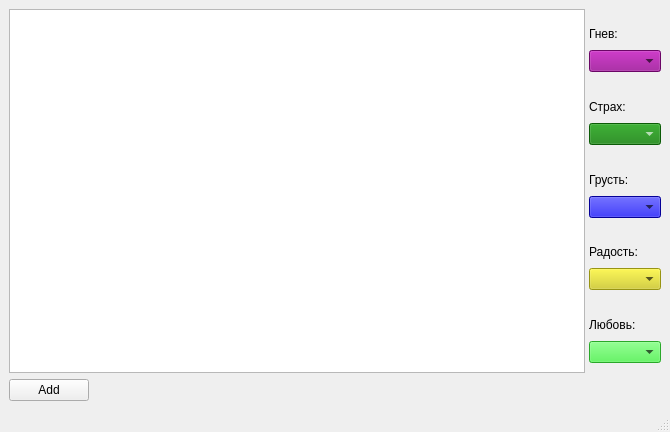
Before: the Qt Designer form mainwindow.ui in mikewii/PSY, drawn with Qt 5.
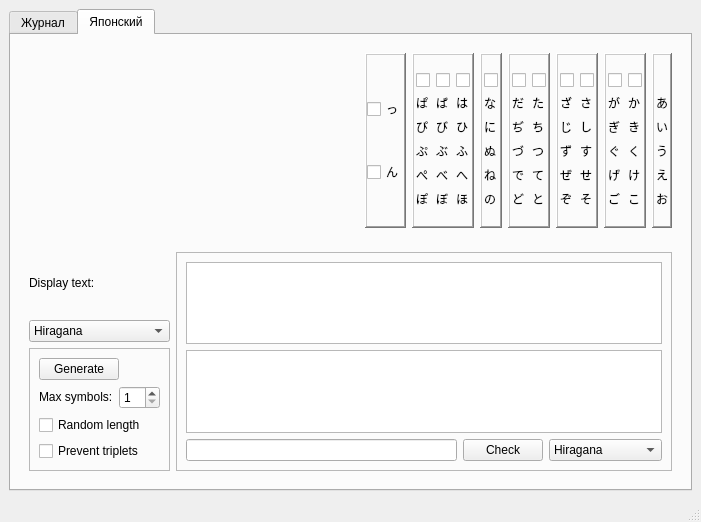
After: the same form once the commit is applied.

Commit message: japanese desu

The edit to the form file:
```diff
--- a/mainwindow.ui
+++ b/mainwindow.ui
@@ -6,33 +6,28 @@
    <rect>
     <x>0</x>
     <y>0</y>
-    <width>670</width>
-    <height>432</height>
+    <width>701</width>
+    <height>522</height>
    </rect>
   </property>
   <property name="windowTitle">
    <string>MainWindow</string>
   </property>
   <widget class="QWidget" name="centralwidget">
+   <layout class="QVBoxLayout" name="verticalLayout_24">
+    <item>
+     <widget class="QTabWidget" name="tabWidget">
+      <property name="currentIndex">
+       <number>1</number>
+      </property>
+      <widget class="QWidget" name="Journal">
+       <attribute name="title">
+        <string>Журнал</string>
+       </attribute>
    <layout class="QVBoxLayout" name="verticalLayout_7">
     <item>
      <widget class="QWidget" name="widget_7" native="true">
       <layout class="QHBoxLayout" name="horizontalLayout_2">
-       <property name="spacing">
-        <number>0</number>
-       </property>
-       <property name="leftMargin">
-        <number>0</number>
-       </property>
-       <property name="topMargin">
-        <number>0</number>
-       </property>
-       <property name="rightMargin">
-        <number>0</number>
-       </property>
-       <property name="bottomMargin">
-        <number>0</number>
-       </property>
        <item>
         <widget class="QTextEdit" name="textEditor"/>
        </item>
@@ -2462,10 +2457,13 @@
     </item>
     <item>
      <layout class="QHBoxLayout" name="horizontalLayout">
+          <property name="spacing">
+           <number>6</number>
+          </property>
       <item>
        <widget class="QPushButton" name="addButton">
         <property name="text">
-         <string>Add</string>
+             <string>Добавить запись</string>
         </property>
        </widget>
       </item>
@@ -2474,6 +2472,9 @@
         <property name="orientation">
          <enum>Qt::Horizontal</enum>
         </property>
+            <property name="sizeType">
+             <enum>QSizePolicy::Expanding</enum>
+            </property>
         <property name="sizeHint" stdset="0">
          <size>
           <width>40</width>
@@ -2486,6 +2487,1071 @@
     </item>
    </layout>
   </widget>
+      <widget class="QWidget" name="Japanese">
+       <attribute name="title">
+        <string>Японский</string>
+       </attribute>
+       <layout class="QVBoxLayout" name="verticalLayout_25">
+        <item>
+         <widget class="QWidget" name="JPNGenerator" native="true">
+          <property name="sizePolicy">
+           <sizepolicy hsizetype="Preferred" vsizetype="Preferred">
+            <horstretch>0</horstretch>
+            <verstretch>0</verstretch>
+           </sizepolicy>
+          </property>
+          <layout class="QHBoxLayout" name="horizontalLayout_12">
+           <item>
+            <spacer name="horizontalSpacer_2">
+             <property name="orientation">
+              <enum>Qt::Horizontal</enum>
+             </property>
+             <property name="sizeHint" stdset="0">
+              <size>
+               <width>325</width>
+               <height>20</height>
+              </size>
+             </property>
+            </spacer>
+           </item>
+           <item>
+            <widget class="QFrame" name="frame_4">
+             <property name="layoutDirection">
+              <enum>Qt::LeftToRight</enum>
+             </property>
+             <property name="frameShape">
+              <enum>QFrame::WinPanel</enum>
+             </property>
+             <property name="frameShadow">
+              <enum>QFrame::Raised</enum>
+             </property>
+             <layout class="QVBoxLayout" name="verticalLayout_8">
+              <property name="sizeConstraint">
+               <enum>QLayout::SetDefaultConstraint</enum>
+              </property>
+              <property name="leftMargin">
+               <number>0</number>
+              </property>
+              <property name="rightMargin">
+               <number>0</number>
+              </property>
+              <item>
+               <widget class="QCheckBox" name="check_longConsonants">
+                <property name="text">
+                 <string>っ</string>
+                </property>
+               </widget>
+              </item>
+              <item>
+               <widget class="QCheckBox" name="check_nn">
+                <property name="text">
+                 <string>ん</string>
+                </property>
+               </widget>
+              </item>
+             </layout>
+            </widget>
+           </item>
+           <item>
+            <widget class="QFrame" name="Column6">
+             <property name="frameShape">
+              <enum>QFrame::WinPanel</enum>
+             </property>
+             <property name="frameShadow">
+              <enum>QFrame::Raised</enum>
+             </property>
+             <layout class="QHBoxLayout" name="horizontalLayout_7">
+              <property name="leftMargin">
+               <number>2</number>
+              </property>
+              <property name="rightMargin">
+               <number>2</number>
+              </property>
+              <item>
+               <widget class="QWidget" name="Column6_P" native="true">
+                <layout class="QVBoxLayout" name="verticalLayout_19">
+                 <property name="leftMargin">
+                  <number>0</number>
+                 </property>
+                 <property name="rightMargin">
+                  <number>0</number>
+                 </property>
+                 <item>
+                  <widget class="QCheckBox" name="check_col6_p">
+                   <property name="text">
+                    <string/>
+                   </property>
+                  </widget>
+                 </item>
+                 <item>
+                  <widget class="QLabel" name="col6_pa">
+                   <property name="text">
+                    <string>ぱ</string>
+                   </property>
+                  </widget>
+                 </item>
+                 <item>
+                  <widget class="QLabel" name="col6_pi">
+                   <property name="text">
+                    <string>ぴ</string>
+                   </property>
+                  </widget>
+                 </item>
+                 <item>
+                  <widget class="QLabel" name="col6_pu">
+                   <property name="text">
+                    <string>ぷ</string>
+                   </property>
+                  </widget>
+                 </item>
+                 <item>
+                  <widget class="QLabel" name="col6_pe">
+                   <property name="text">
+                    <string>ぺ</string>
+                   </property>
+                  </widget>
+                 </item>
+                 <item>
+                  <widget class="QLabel" name="col6_po">
+                   <property name="text">
+                    <string>ぽ</string>
+                   </property>
+                  </widget>
+                 </item>
+                </layout>
+               </widget>
+              </item>
+              <item>
+               <widget class="QWidget" name="Column6_B" native="true">
+                <layout class="QVBoxLayout" name="verticalLayout_18">
+                 <property name="leftMargin">
+                  <number>0</number>
+                 </property>
+                 <property name="rightMargin">
+                  <number>0</number>
+                 </property>
+                 <item>
+                  <widget class="QCheckBox" name="check_col6_b">
+                   <property name="text">
+                    <string/>
+                   </property>
+                  </widget>
+                 </item>
+                 <item>
+                  <widget class="QLabel" name="col6_ba">
+                   <property name="text">
+                    <string>ば</string>
+                   </property>
+                  </widget>
+                 </item>
+                 <item>
+                  <widget class="QLabel" name="col6_bi">
+                   <property name="text">
+                    <string>び</string>
+                   </property>
+                  </widget>
+                 </item>
+                 <item>
+                  <widget class="QLabel" name="col6_bu">
+                   <property name="text">
+                    <string>ぶ</string>
+                   </property>
+                  </widget>
+                 </item>
+                 <item>
+                  <widget class="QLabel" name="col6_be">
+                   <property name="text">
+                    <string>べ</string>
+                   </property>
+                  </widget>
+                 </item>
+                 <item>
+                  <widget class="QLabel" name="col6_bo">
+                   <property name="text">
+                    <string>ぼ</string>
+                   </property>
+                  </widget>
+                 </item>
+                </layout>
+               </widget>
+              </item>
+              <item>
+               <widget class="QWidget" name="Column6_H" native="true">
+                <layout class="QVBoxLayout" name="verticalLayout_17">
+                 <property name="leftMargin">
+                  <number>0</number>
+                 </property>
+                 <property name="rightMargin">
+                  <number>0</number>
+                 </property>
+                 <item>
+                  <widget class="QCheckBox" name="check_col6_h">
+                   <property name="text">
+                    <string/>
+                   </property>
+                  </widget>
+                 </item>
+                 <item>
+                  <widget class="QLabel" name="col6_ha">
+                   <property name="text">
+                    <string>は</string>
+                   </property>
+                  </widget>
+                 </item>
+                 <item>
+                  <widget class="QLabel" name="col6_hi">
+                   <property name="text">
+                    <string>ひ</string>
+                   </property>
+                  </widget>
+                 </item>
+                 <item>
+                  <widget class="QLabel" name="col6_hu">
+                   <property name="text">
+                    <string>ふ</string>
+                   </property>
+                  </widget>
+                 </item>
+                 <item>
+                  <widget class="QLabel" name="col6_he">
+                   <property name="text">
+                    <string>へ</string>
+                   </property>
+                  </widget>
+                 </item>
+                 <item>
+                  <widget class="QLabel" name="col6_ho">
+                   <property name="text">
+                    <string>ほ</string>
+                   </property>
+                  </widget>
+                 </item>
+                </layout>
+               </widget>
+              </item>
+             </layout>
+            </widget>
+           </item>
+           <item>
+            <widget class="QFrame" name="Column5">
+             <property name="frameShape">
+              <enum>QFrame::WinPanel</enum>
+             </property>
+             <property name="frameShadow">
+              <enum>QFrame::Raised</enum>
+             </property>
+             <layout class="QHBoxLayout" name="horizontalLayout_6">
+              <property name="leftMargin">
+               <number>2</number>
+              </property>
+              <property name="rightMargin">
+               <number>2</number>
+              </property>
+              <item>
+               <widget class="QWidget" name="Column5_N" native="true">
+                <layout class="QVBoxLayout" name="verticalLayout_16">
+                 <property name="leftMargin">
+                  <number>0</number>
+                 </property>
+                 <property name="rightMargin">
+                  <number>0</number>
+                 </property>
+                 <item>
+                  <widget class="QCheckBox" name="check_col5_n">
+                   <property name="text">
+                    <string/>
+                   </property>
+                  </widget>
+                 </item>
+                 <item>
+                  <widget class="QLabel" name="label_7">
+                   <property name="text">
+                    <string>な</string>
+                   </property>
+                  </widget>
+                 </item>
+                 <item>
+                  <widget class="QLabel" name="label_8">
+                   <property name="text">
+                    <string>に</string>
+                   </property>
+                  </widget>
+                 </item>
+                 <item>
+                  <widget class="QLabel" name="label_9">
+                   <property name="text">
+                    <string>ぬ</string>
+                   </property>
+                  </widget>
+                 </item>
+                 <item>
+                  <widget class="QLabel" name="label_10">
+                   <property name="text">
+                    <string>ね</string>
+                   </property>
+                  </widget>
+                 </item>
+                 <item>
+                  <widget class="QLabel" name="label_11">
+                   <property name="text">
+                    <string>の</string>
+                   </property>
+                  </widget>
+                 </item>
+                </layout>
+               </widget>
+              </item>
+             </layout>
+            </widget>
+           </item>
+           <item>
+            <widget class="QFrame" name="Column4">
+             <property name="frameShape">
+              <enum>QFrame::WinPanel</enum>
+             </property>
+             <property name="frameShadow">
+              <enum>QFrame::Raised</enum>
+             </property>
+             <layout class="QHBoxLayout" name="horizontalLayout_5">
+              <property name="leftMargin">
+               <number>2</number>
+              </property>
+              <property name="rightMargin">
+               <number>2</number>
+              </property>
+              <item>
+               <widget class="QWidget" name="Column4_D" native="true">
+                <layout class="QVBoxLayout" name="verticalLayout_15">
+                 <property name="leftMargin">
+                  <number>0</number>
+                 </property>
+                 <property name="rightMargin">
+                  <number>0</number>
+                 </property>
+                 <item>
+                  <widget class="QCheckBox" name="check_col4_d">
+                   <property name="text">
+                    <string/>
+                   </property>
+                  </widget>
+                 </item>
+                 <item>
+                  <widget class="QLabel" name="col4_da">
+                   <property name="text">
+                    <string>だ</string>
+                   </property>
+                  </widget>
+                 </item>
+                 <item>
+                  <widget class="QLabel" name="col4_di_dji">
+                   <property name="text">
+                    <string>ぢ</string>
+                   </property>
+                  </widget>
+                 </item>
+                 <item>
+                  <widget class="QLabel" name="col4_du_dzu">
+                   <property name="text">
+                    <string>づ</string>
+                   </property>
+                  </widget>
+                 </item>
+                 <item>
+                  <widget class="QLabel" name="col4_de">
+                   <property name="text">
+                    <string>で</string>
+                   </property>
+                  </widget>
+                 </item>
+                 <item>
+                  <widget class="QLabel" name="col4_do">
+                   <property name="text">
+                    <string>ど</string>
+                   </property>
+                  </widget>
+                 </item>
+                </layout>
+               </widget>
+              </item>
+              <item>
+               <widget class="QWidget" name="Column4_T" native="true">
+                <layout class="QVBoxLayout" name="verticalLayout_14">
+                 <property name="leftMargin">
+                  <number>0</number>
+                 </property>
+                 <property name="rightMargin">
+                  <number>0</number>
+                 </property>
+                 <item>
+                  <widget class="QCheckBox" name="check_col4_t">
+                   <property name="text">
+                    <string/>
+                   </property>
+                  </widget>
+                 </item>
+                 <item>
+                  <widget class="QLabel" name="col4_ta">
+                   <property name="text">
+                    <string>た</string>
+                   </property>
+                  </widget>
+                 </item>
+                 <item>
+                  <widget class="QLabel" name="col4_ti_chi">
+                   <property name="text">
+                    <string>ち</string>
+                   </property>
+                  </widget>
+                 </item>
+                 <item>
+                  <widget class="QLabel" name="col3_tu_tsu">
+                   <property name="text">
+                    <string>つ</string>
+                   </property>
+                  </widget>
+                 </item>
+                 <item>
+                  <widget class="QLabel" name="col4_te">
+                   <property name="text">
+                    <string>て</string>
+                   </property>
+                  </widget>
+                 </item>
+                 <item>
+                  <widget class="QLabel" name="col4_to">
+                   <property name="text">
+                    <string>と</string>
+                   </property>
+                  </widget>
+                 </item>
+                </layout>
+               </widget>
+              </item>
+             </layout>
+            </widget>
+           </item>
+           <item>
+            <widget class="QFrame" name="Column3">
+             <property name="frameShape">
+              <enum>QFrame::WinPanel</enum>
+             </property>
+             <property name="frameShadow">
+              <enum>QFrame::Raised</enum>
+             </property>
+             <layout class="QHBoxLayout" name="horizontalLayout_4">
+              <property name="leftMargin">
+               <number>2</number>
+              </property>
+              <property name="rightMargin">
+               <number>2</number>
+              </property>
+              <item>
+               <widget class="QWidget" name="Column3_Z" native="true">
+                <layout class="QVBoxLayout" name="verticalLayout_13">
+                 <property name="leftMargin">
+                  <number>0</number>
+                 </property>
+                 <property name="rightMargin">
+                  <number>0</number>
+                 </property>
+                 <item>
+                  <widget class="QCheckBox" name="check_col3_z">
+                   <property name="text">
+                    <string/>
+                   </property>
+                  </widget>
+                 </item>
+                 <item>
+                  <widget class="QLabel" name="col3_za">
+                   <property name="text">
+                    <string>ざ</string>
+                   </property>
+                  </widget>
+                 </item>
+                 <item>
+                  <widget class="QLabel" name="col3_ji">
+                   <property name="text">
+                    <string>じ</string>
+                   </property>
+                  </widget>
+                 </item>
+                 <item>
+                  <widget class="QLabel" name="col3_zu">
+                   <property name="text">
+                    <string>ず</string>
+                   </property>
+                  </widget>
+                 </item>
+                 <item>
+                  <widget class="QLabel" name="col3_ze">
+                   <property name="text">
+                    <string>ぜ</string>
+                   </property>
+                  </widget>
+                 </item>
+                 <item>
+                  <widget class="QLabel" name="col3_zo">
+                   <property name="text">
+                    <string>ぞ</string>
+                   </property>
+                  </widget>
+                 </item>
+                </layout>
+               </widget>
+              </item>
+              <item>
+               <widget class="QWidget" name="Column3_S" native="true">
+                <layout class="QVBoxLayout" name="verticalLayout_12">
+                 <property name="leftMargin">
+                  <number>0</number>
+                 </property>
+                 <property name="rightMargin">
+                  <number>0</number>
+                 </property>
+                 <item>
+                  <widget class="QCheckBox" name="check_col3_s">
+                   <property name="text">
+                    <string/>
+                   </property>
+                  </widget>
+                 </item>
+                 <item>
+                  <widget class="QLabel" name="col3_sa">
+                   <property name="text">
+                    <string>さ</string>
+                   </property>
+                  </widget>
+                 </item>
+                 <item>
+                  <widget class="QLabel" name="col3_shi">
+                   <property name="text">
+                    <string>し</string>
+                   </property>
+                  </widget>
+                 </item>
+                 <item>
+                  <widget class="QLabel" name="col3_su">
+                   <property name="text">
+                    <string>す</string>
+                   </property>
+                  </widget>
+                 </item>
+                 <item>
+                  <widget class="QLabel" name="col3_se">
+                   <property name="text">
+                    <string>せ</string>
+                   </property>
+                  </widget>
+                 </item>
+                 <item>
+                  <widget class="QLabel" name="col3_so">
+                   <property name="text">
+                    <string>そ</string>
+                   </property>
+                  </widget>
+                 </item>
+                </layout>
+               </widget>
+              </item>
+             </layout>
+            </widget>
+           </item>
+           <item>
+            <widget class="QFrame" name="Column2">
+             <property name="frameShape">
+              <enum>QFrame::WinPanel</enum>
+             </property>
+             <property name="frameShadow">
+              <enum>QFrame::Raised</enum>
+             </property>
+             <layout class="QHBoxLayout" name="horizontalLayout_3">
+              <property name="leftMargin">
+               <number>2</number>
+              </property>
+              <property name="rightMargin">
+               <number>2</number>
+              </property>
+              <item>
+               <widget class="QWidget" name="Column2_G" native="true">
+                <layout class="QVBoxLayout" name="verticalLayout_11">
+                 <property name="spacing">
+                  <number>6</number>
+                 </property>
+                 <property name="leftMargin">
+                  <number>0</number>
+                 </property>
+                 <property name="topMargin">
+                  <number>9</number>
+                 </property>
+                 <property name="rightMargin">
+                  <number>0</number>
+                 </property>
+                 <item>
+                  <widget class="QCheckBox" name="check_col2_g">
+                   <property name="sizePolicy">
+                    <sizepolicy hsizetype="Minimum" vsizetype="Minimum">
+                     <horstretch>0</horstretch>
+                     <verstretch>0</verstretch>
+                    </sizepolicy>
+                   </property>
+                   <property name="text">
+                    <string/>
+                   </property>
+                  </widget>
+                 </item>
+                 <item>
+                  <widget class="QLabel" name="col2_ga">
+                   <property name="text">
+                    <string>が</string>
+                   </property>
+                  </widget>
+                 </item>
+                 <item>
+                  <widget class="QLabel" name="col2_gi">
+                   <property name="text">
+                    <string>ぎ</string>
+                   </property>
+                  </widget>
+                 </item>
+                 <item>
+                  <widget class="QLabel" name="col2_gu">
+                   <property name="text">
+                    <string>ぐ</string>
+                   </property>
+                  </widget>
+                 </item>
+                 <item>
+                  <widget class="QLabel" name="col2_ge">
+                   <property name="text">
+                    <string>げ</string>
+                   </property>
+                  </widget>
+                 </item>
+                 <item>
+                  <widget class="QLabel" name="col2_go">
+                   <property name="text">
+                    <string>ご</string>
+                   </property>
+                  </widget>
+                 </item>
+                </layout>
+               </widget>
+              </item>
+              <item>
+               <widget class="QWidget" name="Column2_K" native="true">
+                <layout class="QVBoxLayout" name="verticalLayout_10">
+                 <property name="leftMargin">
+                  <number>0</number>
+                 </property>
+                 <property name="rightMargin">
+                  <number>0</number>
+                 </property>
+                 <item>
+                  <widget class="QCheckBox" name="check_col2_k">
+                   <property name="sizePolicy">
+                    <sizepolicy hsizetype="Maximum" vsizetype="Minimum">
+                     <horstretch>0</horstretch>
+                     <verstretch>0</verstretch>
+                    </sizepolicy>
+                   </property>
+                   <property name="text">
+                    <string/>
+                   </property>
+                  </widget>
+                 </item>
+                 <item>
+                  <widget class="QLabel" name="col2_ka">
+                   <property name="text">
+                    <string>か</string>
+                   </property>
+                  </widget>
+                 </item>
+                 <item>
+                  <widget class="QLabel" name="col2_ki">
+                   <property name="text">
+                    <string>き</string>
+                   </property>
+                  </widget>
+                 </item>
+                 <item>
+                  <widget class="QLabel" name="col2_ku">
+                   <property name="text">
+                    <string>く</string>
+                   </property>
+                  </widget>
+                 </item>
+                 <item>
+                  <widget class="QLabel" name="col2_ke">
+                   <property name="text">
+                    <string>け</string>
+                   </property>
+                  </widget>
+                 </item>
+                 <item>
+                  <widget class="QLabel" name="col2_ko">
+                   <property name="text">
+                    <string>こ</string>
+                   </property>
+                  </widget>
+                 </item>
+                </layout>
+               </widget>
+              </item>
+             </layout>
+            </widget>
+           </item>
+           <item>
+            <widget class="QFrame" name="frame">
+             <property name="frameShape">
+              <enum>QFrame::WinPanel</enum>
+             </property>
+             <property name="frameShadow">
+              <enum>QFrame::Raised</enum>
+             </property>
+             <layout class="QHBoxLayout" name="horizontalLayout_8">
+              <property name="leftMargin">
+               <number>2</number>
+              </property>
+              <property name="rightMargin">
+               <number>2</number>
+              </property>
+              <item>
+               <widget class="QWidget" name="Column1" native="true">
+                <layout class="QVBoxLayout" name="verticalLayout_9">
+                 <property name="leftMargin">
+                  <number>0</number>
+                 </property>
+                 <property name="rightMargin">
+                  <number>0</number>
+                 </property>
+                 <item>
+                  <widget class="QLabel" name="label_6">
+                   <property name="text">
+                    <string/>
+                   </property>
+                  </widget>
+                 </item>
+                 <item>
+                  <widget class="QLabel" name="col1_a">
+                   <property name="text">
+                    <string>あ</string>
+                   </property>
+                  </widget>
+                 </item>
+                 <item>
+                  <widget class="QLabel" name="col1_i">
+                   <property name="text">
+                    <string>い</string>
+                   </property>
+                  </widget>
+                 </item>
+                 <item>
+                  <widget class="QLabel" name="col1_u">
+                   <property name="text">
+                    <string>う</string>
+                   </property>
+                  </widget>
+                 </item>
+                 <item>
+                  <widget class="QLabel" name="col1_e">
+                   <property name="text">
+                    <string>え</string>
+                   </property>
+                  </widget>
+                 </item>
+                 <item>
+                  <widget class="QLabel" name="col1_o">
+                   <property name="text">
+                    <string>お</string>
+                   </property>
+                  </widget>
+                 </item>
+                </layout>
+               </widget>
+              </item>
+             </layout>
+            </widget>
+           </item>
+          </layout>
+         </widget>
+        </item>
+        <item>
+         <widget class="QWidget" name="widget_8" native="true">
+          <property name="sizePolicy">
+           <sizepolicy hsizetype="Preferred" vsizetype="Expanding">
+            <horstretch>0</horstretch>
+            <verstretch>0</verstretch>
+           </sizepolicy>
+          </property>
+          <layout class="QHBoxLayout" name="horizontalLayout_9">
+           <item>
+            <layout class="QVBoxLayout" name="verticalLayout_23">
+             <item>
+              <layout class="QVBoxLayout" name="verticalLayout_22">
+               <item>
+                <widget class="QLabel" name="label_13">
+                 <property name="text">
+                  <string>Display text:</string>
+                 </property>
+                </widget>
+               </item>
+               <item>
+                <widget class="QComboBox" name="cbox_displayTextJPN">
+                 <item>
+                  <property name="text">
+                   <string>Hiragana</string>
+                  </property>
+                 </item>
+                 <item>
+                  <property name="text">
+                   <string>Katakana</string>
+                  </property>
+                 </item>
+                 <item>
+                  <property name="text">
+                   <string>Phonetics ENG</string>
+                  </property>
+                 </item>
+                 <item>
+                  <property name="text">
+                   <string>Phonetics РУС</string>
+                  </property>
+                 </item>
+                </widget>
+               </item>
+              </layout>
+             </item>
+             <item>
+              <widget class="QFrame" name="frame_3">
+               <property name="sizePolicy">
+                <sizepolicy hsizetype="Fixed" vsizetype="Fixed">
+                 <horstretch>0</horstretch>
+                 <verstretch>0</verstretch>
+                </sizepolicy>
+               </property>
+               <property name="frameShape">
+                <enum>QFrame::StyledPanel</enum>
+               </property>
+               <property name="frameShadow">
+                <enum>QFrame::Raised</enum>
+               </property>
+               <layout class="QVBoxLayout" name="verticalLayout_21">
+                <item>
+                 <widget class="QPushButton" name="generateJPN">
+                  <property name="sizePolicy">
+                   <sizepolicy hsizetype="Fixed" vsizetype="Fixed">
+                    <horstretch>0</horstretch>
+                    <verstretch>0</verstretch>
+                   </sizepolicy>
+                  </property>
+                  <property name="text">
+                   <string>Generate</string>
+                  </property>
+                  <property name="autoRepeatDelay">
+                   <number>300</number>
+                  </property>
+                  <property name="autoRepeatInterval">
+                   <number>100</number>
+                  </property>
+                  <property name="flat">
+                   <bool>false</bool>
+                  </property>
+                 </widget>
+                </item>
+                <item>
+                 <layout class="QHBoxLayout" name="horizontalLayout_10">
+                  <item>
+                   <widget class="QLabel" name="label_12">
+                    <property name="sizePolicy">
+                     <sizepolicy hsizetype="Fixed" vsizetype="Fixed">
+                      <horstretch>0</horstretch>
+                      <verstretch>0</verstretch>
+                     </sizepolicy>
+                    </property>
+                    <property name="text">
+                     <string>Max symbols:</string>
+                    </property>
+                   </widget>
+                  </item>
+                  <item>
+                   <widget class="QSpinBox" name="generateMaxSymbolsJPN">
+                    <property name="sizePolicy">
+                     <sizepolicy hsizetype="Fixed" vsizetype="Fixed">
+                      <horstretch>0</horstretch>
+                      <verstretch>0</verstretch>
+                     </sizepolicy>
+                    </property>
+                    <property name="minimum">
+                     <number>1</number>
+                    </property>
+                    <property name="maximum">
+                     <number>22</number>
+                    </property>
+                    <property name="value">
+                     <number>1</number>
+                    </property>
+                   </widget>
+                  </item>
+                 </layout>
+                </item>
+                <item>
+                 <widget class="QCheckBox" name="generateMaxSymbolsRandomJPN">
+                  <property name="sizePolicy">
+                   <sizepolicy hsizetype="Fixed" vsizetype="Fixed">
+                    <horstretch>0</horstretch>
+                    <verstretch>0</verstretch>
+                   </sizepolicy>
+                  </property>
+                  <property name="text">
+                   <string>Random length</string>
+                  </property>
+                 </widget>
+                </item>
+                <item>
+                 <widget class="QCheckBox" name="check_triplets">
+                  <property name="text">
+                   <string>Prevent triplets</string>
+                  </property>
+                 </widget>
+                </item>
+               </layout>
+              </widget>
+             </item>
+            </layout>
+           </item>
+           <item>
+            <widget class="QFrame" name="frame_2">
+             <property name="frameShape">
+              <enum>QFrame::StyledPanel</enum>
+             </property>
+             <property name="frameShadow">
+              <enum>QFrame::Raised</enum>
+             </property>
+             <layout class="QVBoxLayout" name="verticalLayout_20">
+              <item>
+               <widget class="QTextBrowser" name="generatedText">
+                <property name="sizePolicy">
+                 <sizepolicy hsizetype="Preferred" vsizetype="Preferred">
+                  <horstretch>0</horstretch>
+                  <verstretch>0</verstretch>
+                 </sizepolicy>
+                </property>
+                <property name="font">
+                 <font>
+                  <pointsize>14</pointsize>
+                 </font>
+                </property>
+                <property name="verticalScrollBarPolicy">
+                 <enum>Qt::ScrollBarAlwaysOff</enum>
+                </property>
+                <property name="horizontalScrollBarPolicy">
+                 <enum>Qt::ScrollBarAlwaysOff</enum>
+                </property>
+                <property name="html">
+                 <string>&lt;!DOCTYPE HTML PUBLIC &quot;-//W3C//DTD HTML 4.0//EN&quot; &quot;http://www.w3.org/TR/REC-html40/strict.dtd&quot;&gt;
+&lt;html&gt;&lt;head&gt;&lt;meta name=&quot;qrichtext&quot; content=&quot;1&quot; /&gt;&lt;style type=&quot;text/css&quot;&gt;
+p, li { white-space: pre-wrap; }
+&lt;/style&gt;&lt;/head&gt;&lt;body style=&quot; font-family:'Cantarell'; font-size:14pt; font-weight:400; font-style:normal;&quot;&gt;
+&lt;p style=&quot;-qt-paragraph-type:empty; margin-top:0px; margin-bottom:0px; margin-left:0px; margin-right:0px; -qt-block-indent:0; text-indent:0px;&quot;&gt;&lt;br /&gt;&lt;/p&gt;&lt;/body&gt;&lt;/html&gt;</string>
+                </property>
+                <property name="openLinks">
+                 <bool>false</bool>
+                </property>
+               </widget>
+              </item>
+              <item>
+               <widget class="QTextBrowser" name="comparedText">
+                <property name="sizePolicy">
+                 <sizepolicy hsizetype="Preferred" vsizetype="Preferred">
+                  <horstretch>0</horstretch>
+                  <verstretch>0</verstretch>
+                 </sizepolicy>
+                </property>
+                <property name="font">
+                 <font>
+                  <pointsize>14</pointsize>
+                 </font>
+                </property>
+                <property name="verticalScrollBarPolicy">
+                 <enum>Qt::ScrollBarAlwaysOff</enum>
+                </property>
+                <property name="horizontalScrollBarPolicy">
+                 <enum>Qt::ScrollBarAlwaysOff</enum>
+                </property>
+                <property name="html">
+                 <string>&lt;!DOCTYPE HTML PUBLIC &quot;-//W3C//DTD HTML 4.0//EN&quot; &quot;http://www.w3.org/TR/REC-html40/strict.dtd&quot;&gt;
+&lt;html&gt;&lt;head&gt;&lt;meta name=&quot;qrichtext&quot; content=&quot;1&quot; /&gt;&lt;style type=&quot;text/css&quot;&gt;
+p, li { white-space: pre-wrap; }
+&lt;/style&gt;&lt;/head&gt;&lt;body style=&quot; font-family:'Cantarell'; font-size:14pt; font-weight:400; font-style:normal;&quot;&gt;
+&lt;p style=&quot;-qt-paragraph-type:empty; margin-top:0px; margin-bottom:0px; margin-left:0px; margin-right:0px; -qt-block-indent:0; text-indent:0px; font-size:10pt;&quot;&gt;&lt;br /&gt;&lt;/p&gt;&lt;/body&gt;&lt;/html&gt;</string>
+                </property>
+                <property name="openLinks">
+                 <bool>false</bool>
+                </property>
+               </widget>
+              </item>
+              <item>
+               <layout class="QHBoxLayout" name="horizontalLayout_11">
+                <item>
+                 <widget class="QLineEdit" name="inputJPN"/>
+                </item>
+                <item>
+                 <widget class="QPushButton" name="checkJPN">
+                  <property name="sizePolicy">
+                   <sizepolicy hsizetype="Fixed" vsizetype="Fixed">
+                    <horstretch>0</horstretch>
+                    <verstretch>0</verstretch>
+                   </sizepolicy>
+                  </property>
+                  <property name="text">
+                   <string>Check</string>
+                  </property>
+                 </widget>
+                </item>
+                <item>
+                 <widget class="QComboBox" name="cbox_check_selection_JPN">
+                  <property name="sizePolicy">
+                   <sizepolicy hsizetype="Preferred" vsizetype="Fixed">
+                    <horstretch>0</horstretch>
+                    <verstretch>0</verstretch>
+                   </sizepolicy>
+                  </property>
+                  <item>
+                   <property name="text">
+                    <string>Hiragana</string>
+                   </property>
+                  </item>
+                  <item>
+                   <property name="text">
+                    <string>Katakana</string>
+                   </property>
+                  </item>
+                  <item>
+                   <property name="text">
+                    <string>Phonetics ENG</string>
+                   </property>
+                  </item>
+                  <item>
+                   <property name="text">
+                    <string>Phonetics РУС</string>
+                   </property>
+                  </item>
+                 </widget>
+                </item>
+               </layout>
+              </item>
+             </layout>
+            </widget>
+           </item>
+          </layout>
+         </widget>
+        </item>
+       </layout>
+      </widget>
+     </widget>
+    </item>
+   </layout>
+  </widget>
   <widget class="QMenuBar" name="menubar">
    <property name="geometry">
     <rect>
```
Left out of the diff: 7 changed lines with no effect on the pictures. Lines whose indentation alone changed are shown as unchanged. The commit also changes 9 other files.
